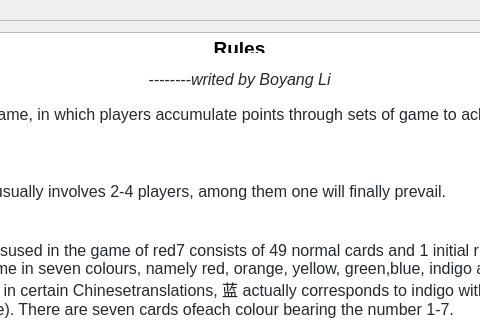
Above: Application/rules.ui from shiyinw/red7_gui before the change; both pictures show x 150 to 630 and y 0 to 320 of the 800 by 600 pixel window. Below: the same form after it.
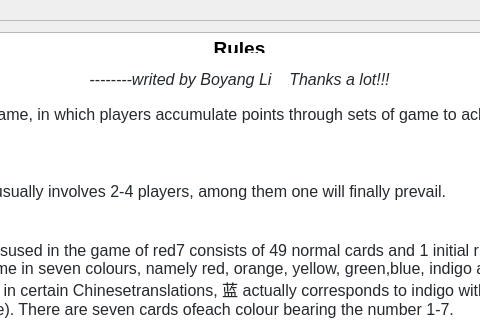
That is the form after the change.

What changed in the file:
```diff
--- a/Application/rules.ui
+++ b/Application/rules.ui
@@ -51,7 +51,7 @@
 &lt;/style&gt;&lt;/head&gt;&lt;body style=&quot; font-family:'.SF NS Text'; font-size:13pt; font-weight:400; font-style:normal;&quot;&gt;
 &lt;p align=&quot;center&quot; style=&quot; margin-top:0px; margin-bottom:16px; margin-left:0px; margin-right:0px; -qt-block-indent:0; text-indent:0px; line-height:1.25%; background-color:#ffffff;&quot;&gt;&lt;span style=&quot; font-size:14pt; font-weight:600; background-color:#ffffff;&quot;&gt;Rules&lt;/span&gt;&lt;/p&gt;
 &lt;p style=&quot;-qt-paragraph-type:empty; margin-top:0px; margin-bottom:16px; margin-left:0px; margin-right:0px; -qt-block-indent:0; text-indent:0px; line-height:1.25%; font-family:'-apple-system,BlinkMacSystemFont,Segoe UI,Helvetica,Arial,sans-serif,Apple Color Emoji,Segoe UI Emoji,Segoe UI Symbol'; font-size:xx-large; font-weight:600; color:#24292e; background-color:#ffffff;&quot;&gt;&lt;br /&gt;&lt;/p&gt;
-&lt;p align=&quot;center&quot; style=&quot; margin-top:0px; margin-bottom:16px; margin-left:0px; margin-right:0px; -qt-block-indent:0; text-indent:0px; background-color:#ffffff;&quot;&gt;&lt;span style=&quot; font-family:'-apple-system,BlinkMacSystemFont,Segoe UI,Helvetica,Arial,sans-serif,Apple Color Emoji,Segoe UI Emoji,Segoe UI Symbol'; font-size:16px; font-style:italic; color:#24292e;&quot;&gt;--------writed by Boyang Li&lt;/span&gt;&lt;/p&gt;
+&lt;p align=&quot;center&quot; style=&quot; margin-top:0px; margin-bottom:16px; margin-left:0px; margin-right:0px; -qt-block-indent:0; text-indent:0px; background-color:#ffffff;&quot;&gt;&lt;span style=&quot; font-family:'-apple-system,BlinkMacSystemFont,Segoe UI,Helvetica,Arial,sans-serif,Apple Color Emoji,Segoe UI Emoji,Segoe UI Symbol'; font-size:16px; font-style:italic; color:#24292e;&quot;&gt;--------writed by Boyang Li    Thanks a lot!!!&lt;/span&gt;&lt;/p&gt;
 &lt;p style=&quot; margin-top:0px; margin-bottom:16px; margin-left:0px; margin-right:0px; -qt-block-indent:0; text-indent:0px; background-color:#ffffff;&quot;&gt;&lt;span style=&quot; font-family:'-apple-system,BlinkMacSystemFont,Segoe UI,Helvetica,Arial,sans-serif,Apple Color Emoji,Segoe UI Emoji,Segoe UI Symbol'; font-size:16px; color:#24292e; background-color:#ffffff;&quot;&gt;Red7 is a card game, in which players accumulate points through sets of game to achieve the final victory.&lt;/span&gt;&lt;/p&gt;
 &lt;p style=&quot; margin-top:24px; margin-bottom:16px; margin-left:0px; margin-right:0px; -qt-block-indent:0; text-indent:0px; line-height:1.25%; background-color:#ffffff;&quot;&gt;&lt;a name=&quot;user-content-1players&quot;&gt;&lt;/a&gt;&lt;span style=&quot; font-family:'-apple-system,BlinkMacSystemFont,Segoe UI,Helvetica,Arial,sans-serif,Apple Color Emoji,Segoe UI Emoji,Segoe UI Symbol'; font-size:large; font-weight:600; color:#24292e;&quot;&gt;1&lt;/span&gt;&lt;span style=&quot; font-family:'-apple-system,BlinkMacSystemFont,Segoe UI,Helvetica,Arial,sans-serif,Apple Color Emoji,Segoe UI Emoji,Segoe UI Symbol'; font-size:large; font-weight:600; color:#24292e;&quot;&gt;.PLAYERS&lt;/span&gt;&lt;/p&gt;
 &lt;p style=&quot; margin-top:0px; margin-bottom:16px; margin-left:0px; margin-right:0px; -qt-block-indent:0; text-indent:0px; background-color:#ffffff;&quot;&gt;&lt;span style=&quot; font-family:'-apple-system,BlinkMacSystemFont,Segoe UI,Helvetica,Arial,sans-serif,Apple Color Emoji,Segoe UI Emoji,Segoe UI Symbol'; font-size:16px; color:#24292e; background-color:#ffffff;&quot;&gt;A game of red7 usually involves 2-4 players, among them one will finally prevail.&lt;/span&gt;&lt;/p&gt;
```
